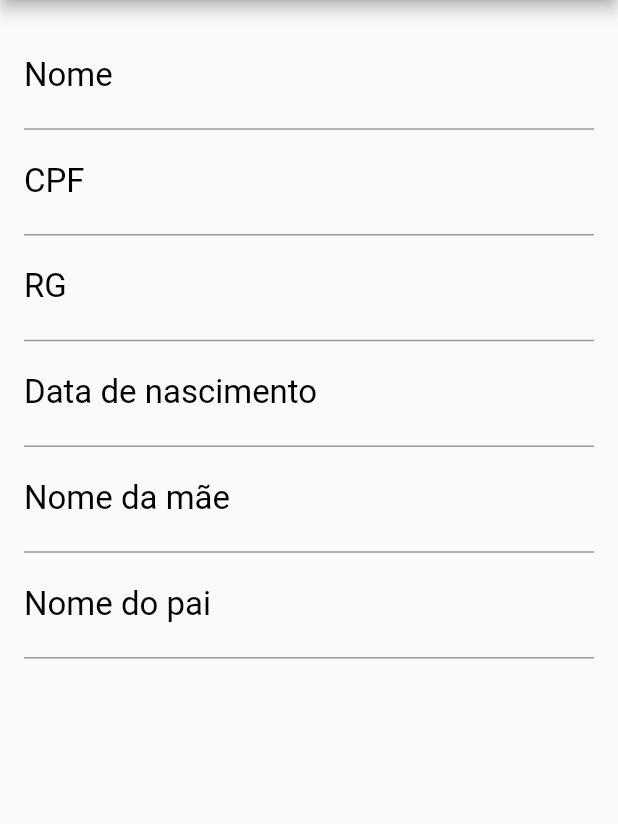
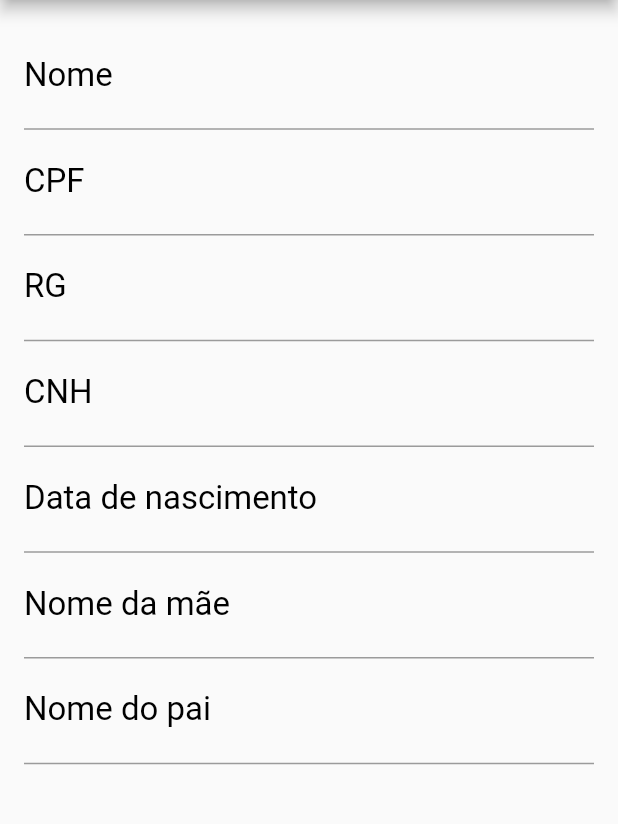
Before and after one commit to matheusneriss/aplicativo-boletim, a Flutter app: the CadastroPessoa screen opened by its route, on a phone screen of 412 x 824 dp, the part 84-908 px from its top. Run offline on Flutter 3.47's test engine with Material 2 defaults, Android fonts, the phone set to English and light mode, and no system bars; our stand-ins replace cloud_firestore, firebase_auth, firebase_core, firebase_storage, image_picker, mask_text_input_formatter; accounts and stored records are empty; network calls fail.

```diff
--- a/lib/model/Usuario.dart
+++ b/lib/model/Usuario.dart
@@ -45,7 +45,6 @@ class Usuario{
       "tipoUsuario": this.tipoUsuario,
       "urlImagem" : "https://cdn4.vectorstock.com/i/1000x1000/60/78/police-avatar-character-icon-vector-12646078.jpg",
       "nome de guerra" : this.qra,
-      "idUsuario" : this.idUsuario,
       'excluido': false,
     };
     return map;
--- a/lib/telas/CadastroPessoa.dart
+++ b/lib/telas/CadastroPessoa.dart
@@ -45,6 +45,7 @@ class _CadastroPessoaState extends State<CadastroPessoa> {
   TextEditingController _controllerMunicipio = TextEditingController();
   TextEditingController _controllerEstadoNascimento = TextEditingController();
   String _mensagemErro = "";
+
 
   // _validarCampos(){
   //
@@ -239,6 +240,26 @@ class _CadastroPessoaState extends State<CadastroPessoa> {
             ),
           ),
           TextFormField(
+            controller: _controllerCnh,
+            keyboardType: TextInputType.text,
+            style: TextStyle(
+              color: Color(0xFF092757),
+              fontSize: 22,
+            ),
+            decoration: InputDecoration(
+              labelText: "CNH",
+              labelStyle: TextStyle(
+                color: Colors.black,
+                fontSize: 22,
+              ),
+              hintText: "Digite a CNH",
+              hintStyle: TextStyle(
+                color: Colors.black,
+                fontSize: 18,
+              ),
+            ),
+          ),
+          TextFormField(
             controller: _controllerDatanascimento,
             keyboardType: TextInputType.text,
             style: TextStyle(
@@ -291,7 +312,7 @@ class _CadastroPessoaState extends State<CadastroPessoa> {
                 color: Colors.black,
                 fontSize: 22,
               ),
-              hintText: "Digite a Data de nascimento",
+              hintText: "Digite o nome do pai",
               hintStyle: TextStyle(
                 color: Colors.black,
                 fontSize: 18,
@@ -311,6 +332,4 @@ class _CadastroPessoaState extends State<CadastroPessoa> {
       ),
     );
   }
-
-
 }
--- a/lib/telas/DadosGuardas.dart
+++ b/lib/telas/DadosGuardas.dart
@@ -68,6 +68,7 @@ class _DadosGuardasState extends State<DadosGuardas> {
         .where('excluido', isEqualTo: false);
     return Scaffold(
         appBar: AppBar(
+          centerTitle: true,
           title: Text("Dados do Guarda"),
           backgroundColor: Color(0xFF092757),
           actions: [
@@ -123,8 +124,8 @@ class _DadosGuardasState extends State<DadosGuardas> {
                 showDialog(
                   context: context,
                   builder: (ctx) => AlertDialog(
-                    title: Text('Excluir Advogado'),
-                    content: Text('Tem certeza???'),
+                    title: Text('Excluir o guarda ' + widget.guarda.nome + '?'),
+                    content: Text('Tem certeza?'),
                     actions: <Widget>[
                       FlatButton(
                         child: Text('Não'),
@@ -144,7 +145,6 @@ class _DadosGuardasState extends State<DadosGuardas> {
                       Map<String,dynamic> dadosAtualizar ={
                         "excluido" : true
                       };
-
                       db.collection("Guardas")
                           .doc()
                           .update(dadosAtualizar);
```
Also changed, not shown: lib/telas/AbaViaturas.dart (+10 -10 lines), lib/util/UserFirebase.dart (added).
